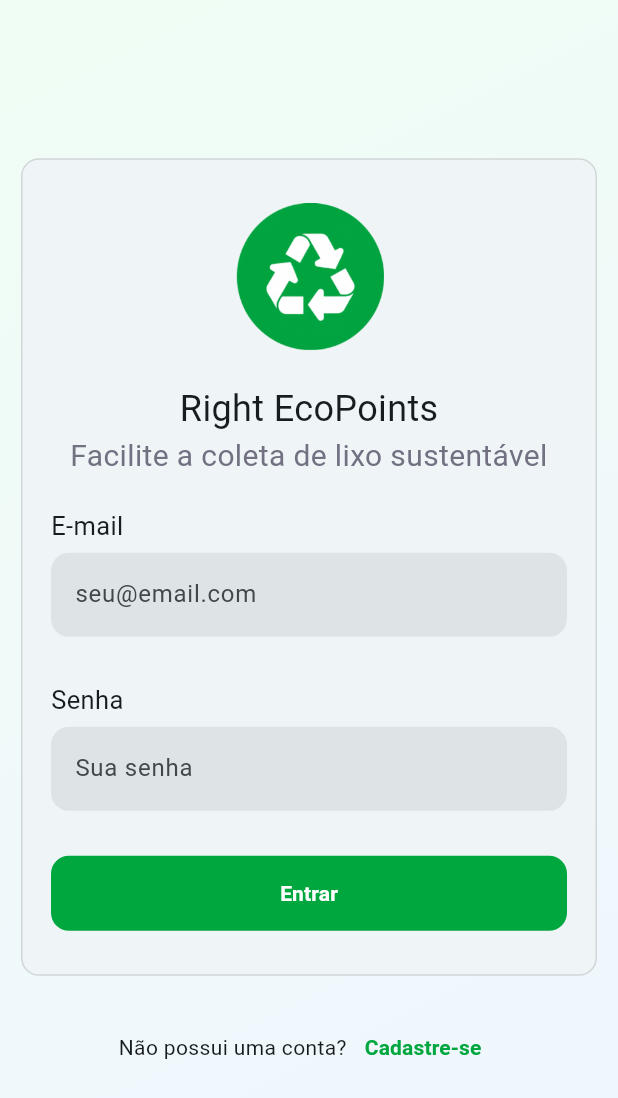
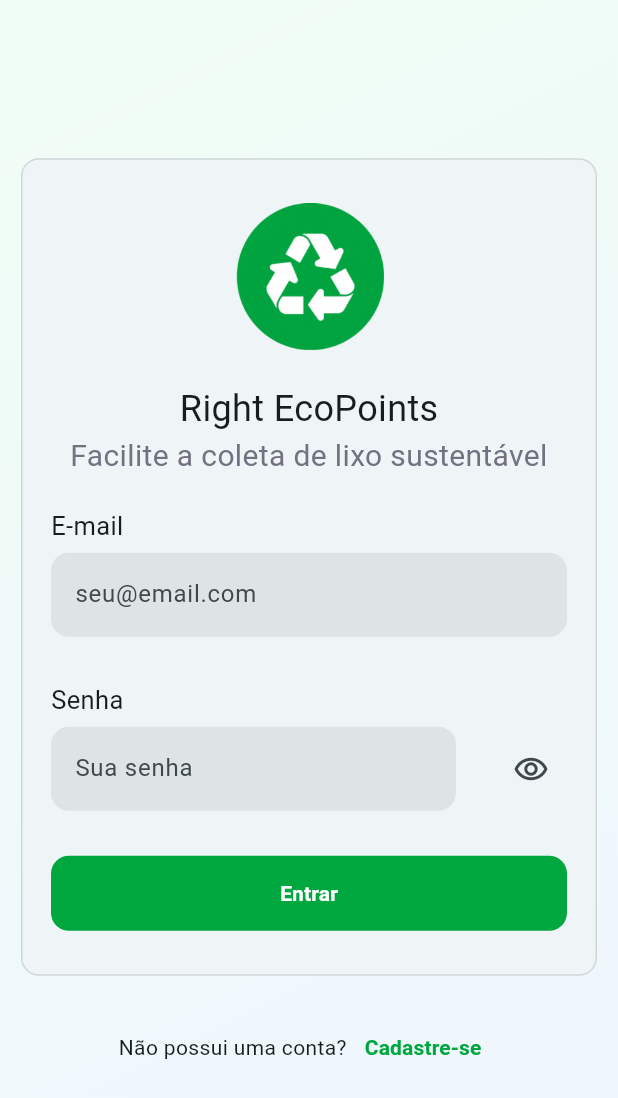
Before and after one commit to FabioMiguelNascimento/echoTrack, a Flutter app: the screen it shows after launch, on a phone screen of 412 x 824 dp. Shown: the top 1098 px of the screen. Run offline on Flutter 3.47's test engine with Material 3 defaults, Android fonts, the phone set to English and light mode, and no system bars; our stand-ins replace cloud_firestore, firebase_auth, firebase_core, google_maps_flutter, qr_flutter, shared_preferences; accounts and stored records are empty; generated files the repository leaves out were written again.

```diff
--- a/lib/src/views/auth/login_page.dart
+++ b/lib/src/views/auth/login_page.dart
@@ -15,6 +15,8 @@ class LoginPage extends StatefulWidget {
 }
 
 class _LoginPageState extends State<LoginPage> {
+  bool showPassword = true;
+
   @override
   Widget build(BuildContext context) {
     // 'watch' é ótimo para o 'build', pois reconstrói com 'isLoading'
@@ -107,9 +109,15 @@ class _LoginPageState extends State<LoginPage> {
                           width: double.infinity,
                           child: Text('Senha', style: TextStyle(fontSize: 17)),
                         ),
-                        TextField(
+                        Container(
+                          child: Row(
+                            mainAxisAlignment: MainAxisAlignment.spaceBetween,
+                            children: [
+                              SizedBox(
+                                width: 270,
+                                child: TextField(
                                   controller: loginVM.passwordController,
-                          obscureText: true,
+                                  obscureText: showPassword,
                                   cursorColor: Color(0xff00A63E),
                                   decoration: InputDecoration(
                                     hintText: 'Sua senha',
@@ -123,8 +131,32 @@ class _LoginPageState extends State<LoginPage> {
                                     ),
                                     enabledBorder: OutlineInputBorder(
                                       borderRadius: BorderRadius.circular(12),
-                              borderSide: BorderSide(style: BorderStyle.none),
+                                      borderSide: BorderSide(
+                                        style: BorderStyle.none,
                                       ),
+                                    ),
+                                  ),
+                                ),
+                              ),
+                              IconButton(
+                                onPressed: () {
+                                  setState(() {
+                                    if (showPassword == false) {
+                                      showPassword = true;
+                                    } else {
+                                      showPassword = false;
+                                    }
+                                  });
+                                },
+                                icon: showPassword
+                                    ? Icon(
+                                        Icons.remove_red_eye_outlined,
+                                      ) // se falso (não mostra)
+                                    : Icon(
+                                        Icons.remove_red_eye,
+                                      ), // se verdadeiro (mostra)
+                              ),
+                            ],
                           ),
                         ),
                         SizedBox(height: 30),
@@ -156,7 +188,13 @@ class _LoginPageState extends State<LoginPage> {
                                       paginaDestino = WelcomeStorePage();
                                     } else if (usuario?.role == 'user') {
                                       // Se for Cliente...
-                                      paginaDestino = WelcomeUserPage(uid: FirebaseAuth.instance.currentUser!.uid, userType: usuario!.role);
+                                      paginaDestino = WelcomeUserPage(
+                                        uid: FirebaseAuth
+                                            .instance
+                                            .currentUser!
+                                            .uid,
+                                        userType: usuario!.role,
+                                      );
                                     } else {
                                       // Se for nulo ou desconhecido (não deve acontecer)
                                       ScaffoldMessenger.of(
```
Lines whose indentation alone changed are shown as unchanged.
